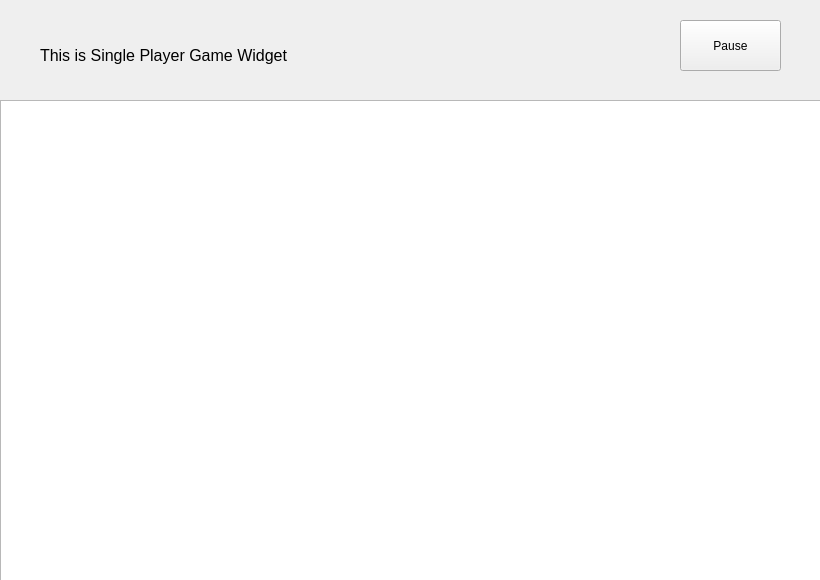
First picture: the form in Tank_Trouble_IV/singlegamewidget.ui, repository raitocc/run, before the edit.
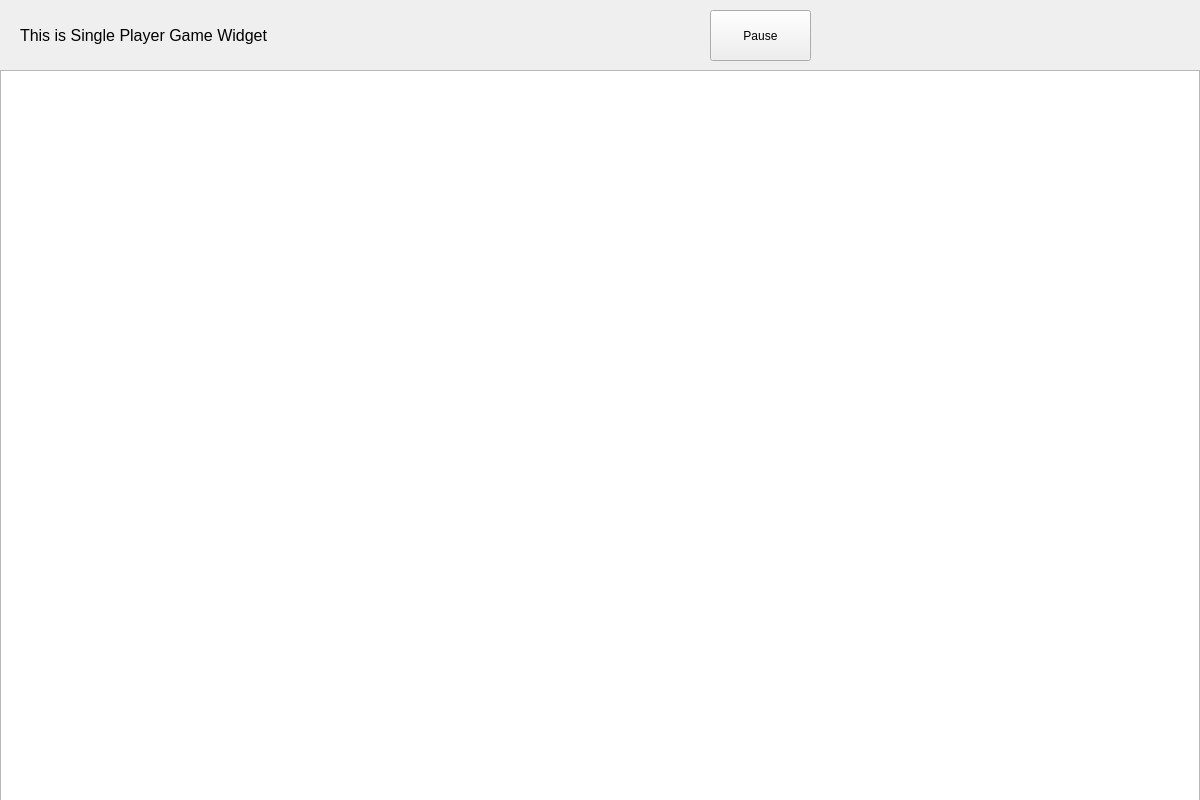
Second picture: the form after the edit.

What changed in the file:
```diff
--- a/Tank_Trouble_IV/singlegamewidget.ui
+++ b/Tank_Trouble_IV/singlegamewidget.ui
@@ -6,8 +6,8 @@
    <rect>
     <x>0</x>
     <y>0</y>
-    <width>820</width>
-    <height>580</height>
+    <width>1200</width>
+    <height>800</height>
    </rect>
   </property>
   <property name="windowTitle">
@@ -16,8 +16,8 @@
   <widget class="QLabel" name="label">
    <property name="geometry">
     <rect>
-     <x>40</x>
-     <y>40</y>
+     <x>20</x>
+     <y>20</y>
      <width>341</width>
      <height>31</height>
     </rect>
@@ -34,8 +34,8 @@
   <widget class="QPushButton" name="btnPause">
    <property name="geometry">
     <rect>
-     <x>680</x>
-     <y>20</y>
+     <x>710</x>
+     <y>10</y>
      <width>101</width>
      <height>51</height>
     </rect>
@@ -48,9 +48,9 @@
    <property name="geometry">
     <rect>
      <x>0</x>
-     <y>100</y>
-     <width>821</width>
-     <height>481</height>
+     <y>70</y>
+     <width>1200</width>
+     <height>800</height>
     </rect>
    </property>
   </widget>
```
